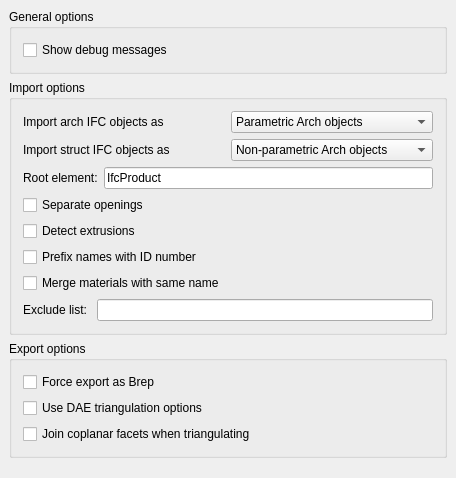
The window that src/Mod/Arch/Resources/ui/preferences-ifc.ui (berndhahnebach/All_FreeCAD) describes before a commit, drawn with Qt 5.
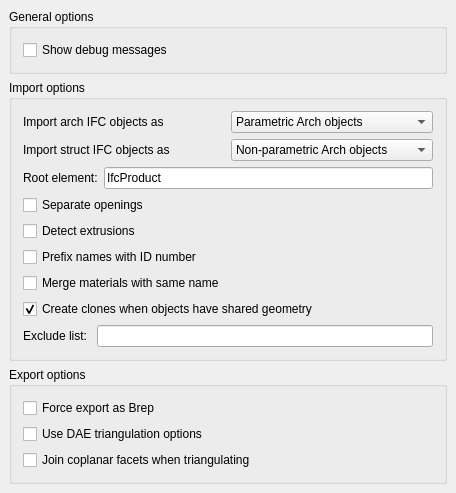
The same window after the commit. Custom widgets are drawn as their Qt base class.

Commit message: Arch: Added an IFC pref option to disable clones creation on import

Diff of the .ui file:
```diff
--- a/src/Mod/Arch/Resources/ui/preferences-ifc.ui
+++ b/src/Mod/Arch/Resources/ui/preferences-ifc.ui
@@ -7,7 +7,7 @@
     <x>0</x>
     <y>0</y>
     <width>456</width>
-    <height>478</height>
+    <height>486</height>
    </rect>
   </property>
   <property name="windowTitle">
@@ -255,6 +255,26 @@
         </item>
        </layout>
       </item>
+      <item>
+       <layout class="QHBoxLayout" name="horizontalLayout_10">
+        <item>
+         <widget class="Gui::PrefCheckBox" name="checkBox_6">
+          <property name="text">
+           <string>Create clones when objects have shared geometry</string>
+          </property>
+          <property name="checked">
+           <bool>true</bool>
+          </property>
+          <property name="prefEntry" stdset="0">
+           <cstring>ifcCreateClones</cstring>
+          </property>
+          <property name="prefPath" stdset="0">
+           <cstring>Mod/Arch</cstring>
+          </property>
+         </widget>
+        </item>
+       </layout>
+      </item>
       <item>
        <layout class="QHBoxLayout" name="horizontalLayout_13">
         <item>
```
The commit also changes 2 other files.
